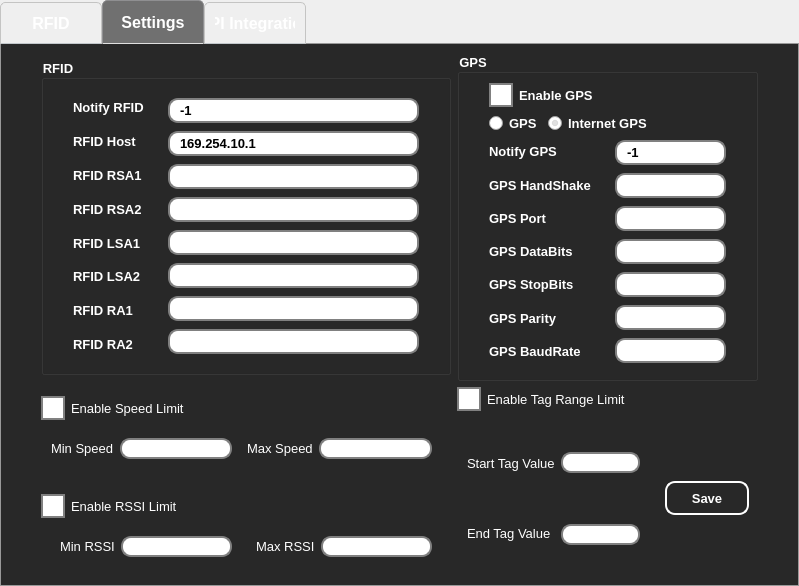
The window that ui/main.ui (DevGuruPro/rfid-python) describes before a commit, drawn with Qt 5.
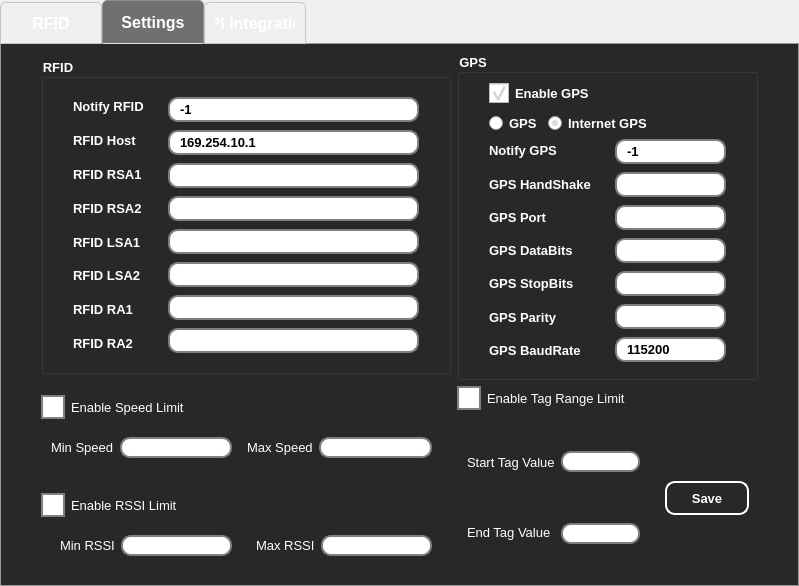
The same window after the commit. The open tabs and pages were chosen to show the change. Icons and pictures are not drawn.

Patch:
```diff
--- a/ui/main.ui
+++ b/ui/main.ui
@@ -613,6 +613,9 @@
               <string>GPS</string>
              </property>
              <layout class="QVBoxLayout" name="verticalLayout_9">
+              <property name="spacing">
+               <number>5</number>
+              </property>
               <property name="leftMargin">
                <number>20</number>
               </property>
@@ -644,7 +647,7 @@
                   <number>0</number>
                  </property>
                  <item>
-                  <widget class="QCheckBox" name="checkBox">
+                  <widget class="QCheckBox" name="gps_checkBox">
                    <property name="font">
                     <font>
                      <pointsize>10</pointsize>
@@ -681,6 +684,9 @@
                    <property name="shortcut">
                     <string/>
                    </property>
+                   <property name="checked">
+                    <bool>true</bool>
+                   </property>
                   </widget>
                  </item>
                 </layout>
@@ -707,6 +713,27 @@
                  <property name="bottomMargin">
                   <number>0</number>
                  </property>
+                </layout>
+               </widget>
+              </item>
+              <item>
+               <widget class="QWidget" name="widget_47" native="true">
+                <layout class="QVBoxLayout" name="verticalLayout_32">
+                 <property name="spacing">
+                  <number>5</number>
+                 </property>
+                 <property name="leftMargin">
+                  <number>0</number>
+                 </property>
+                 <property name="topMargin">
+                  <number>0</number>
+                 </property>
+                 <property name="rightMargin">
+                  <number>0</number>
+                 </property>
+                 <property name="bottomMargin">
+                  <number>0</number>
+                 </property>
                  <item>
                   <widget class="QGroupBox" name="groupBox_3">
                    <property name="sizePolicy">
@@ -777,9 +804,6 @@
                    </layout>
                   </widget>
                  </item>
-                </layout>
-               </widget>
-              </item>
               <item>
                <widget class="QWidget" name="widget_10" native="true">
                 <property name="sizePolicy">
@@ -1054,6 +1078,12 @@
                         <bold>true</bold>
                        </font>
                       </property>
+                         <property name="text">
+                          <string>115200</string>
+                         </property>
+                        </widget>
+                       </item>
+                      </layout>
                      </widget>
                     </item>
                    </layout>
```
Lines whose indentation alone changed are shown as unchanged.
